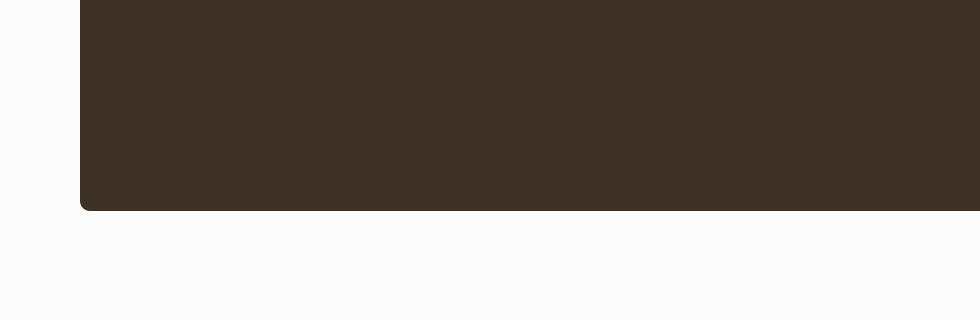
Old version of the form supplier_management.ui in the repository rayenkb/Esprit--PI2AC---2A4--2526-HammerDown; both pictures show x 122 to 1102 and y 480 to 800 of the 1322 by 800 pixel window.
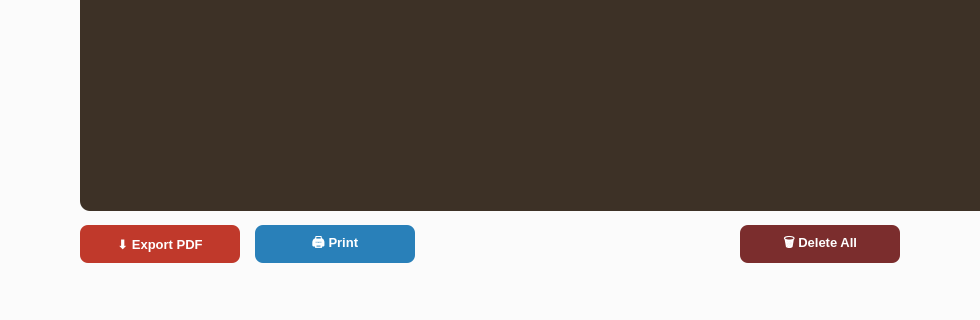
New version of the form. The open tabs and pages were chosen to show the change. Icons and pictures are not drawn.

Patch:
```diff
--- a/supplier_management.ui
+++ b/supplier_management.ui
@@ -913,7 +913,7 @@
       </rect>
      </property>
      <property name="styleSheet">
-      <string notr="true">background-color: white; border-radius: 10px; border: 1px solid #8B6F47;</string>
+      <string notr="true">background-color: rgba(60, 45, 30, 0.7); border-radius: 10px; border: 1px solid #8B6F47;</string>
      </property>
      <widget class="QLabel" name="lbl_chart_types">
       <property name="geometry">
@@ -925,7 +925,7 @@
        </rect>
       </property>
       <property name="styleSheet">
-       <string notr="true">border: none; font-size: 18px; font-weight: bold; color: #555; padding: 5px;</string>
+       <string notr="true">border: none; font-size: 18px; font-weight: bold; color: #D4AF37; padding: 5px; background: transparent;</string>
       </property>
       <property name="text">
        <string>Product Categories (%)</string>
@@ -944,7 +944,7 @@
        </rect>
       </property>
       <property name="styleSheet">
-       <string notr="true">background: rgba(139, 111, 71, 0.05); border: 1px dashed #DDD;</string>
+       <string notr="true">background: transparent; border: none;</string>
       </property>
      </widget>
     </widget>
@@ -958,7 +958,7 @@
       </rect>
      </property>
      <property name="styleSheet">
-      <string notr="true">background-color: white; border-radius: 10px; border: 1px solid #8B6F47;</string>
+      <string notr="true">background-color: rgba(60, 45, 30, 0.7); border-radius: 10px; border: 1px solid #8B6F47;</string>
      </property>
      <widget class="QLabel" name="lbl_chart_reviews">
       <property name="geometry">
@@ -970,7 +970,7 @@
        </rect>
       </property>
       <property name="styleSheet">
-       <string notr="true">border: none; font-size: 18px; font-weight: bold; color: #555; padding: 5px;</string>
+       <string notr="true">border: none; font-size: 18px; font-weight: bold; color: #D4AF37; padding: 5px; background: transparent;</string>
       </property>
       <property name="text">
        <string>Monthly Satisfaction Trend</string>
@@ -989,7 +989,7 @@
        </rect>
       </property>
       <property name="styleSheet">
-       <string notr="true">background: rgba(139, 111, 71, 0.05); border: 1px dashed #DDD;</string>
+       <string notr="true">background: transparent; border: none;</string>
       </property>
      </widget>
     </widget>
@@ -1007,7 +1007,7 @@
     QGroupBox::title { subcontrol-origin: margin; subcontrol-position: top center; padding: 0 5px; background-color: rgb(210, 174, 193); font-weight: bold; color: white; border-radius: 3px; }</string>
      </property>
      <property name="title">
-      <string>Regional Performance Comparison</string>
+      <string>Top Supplier Types by Rating</string>
      </property>
      <widget class="QLabel" name="lbl_reg_1">
       <property name="geometry">
@@ -1197,8 +1197,66 @@
         QHeaderView::section { background-color: #8B6F47; color: #F5E6D3; font-weight: bold; border: none; padding: 5px; }
        </string>
      </property>
+     </widget>
+     <widget class="QPushButton" name="btn_export_pdf_view">
+      <property name="geometry">
+       <rect>
+        <x>100</x>
+        <y>645</y>
+        <width>160</width>
+        <height>38</height>
+       </rect>
+      </property>
+      <property name="styleSheet">
+       <string notr="true">QPushButton { background-color: #C0392B; border-radius: 8px; color: white; font-weight: bold; font-size: 13px; } QPushButton:hover { background-color: #E74C3C; }</string>
+      </property>
+      <property name="text">
+       <string>⬇ Export PDF</string>
+      </property>
+      <property name="cursor">
+       <cursorShape>PointingHandCursor</cursorShape>
+      </property>
+     </widget>
+     <widget class="QPushButton" name="btn_print_view">
+      <property name="geometry">
+       <rect>
+        <x>275</x>
+        <y>645</y>
+        <width>160</width>
+        <height>38</height>
+       </rect>
+      </property>
+      <property name="styleSheet">
+       <string notr="true">QPushButton { background-color: #2980B9; border-radius: 8px; color: white; font-weight: bold; font-size: 13px; } QPushButton:hover { background-color: #3498DB; }</string>
+      </property>
+      <property name="text">
+       <string>🖨 Print</string>
+      </property>
+      <property name="cursor">
+       <cursorShape>PointingHandCursor</cursorShape>
+      </property>
+     </widget>
+     <widget class="QPushButton" name="btn_delete_all_view">
+      <property name="geometry">
+       <rect>
+        <x>760</x>
+        <y>645</y>
+        <width>160</width>
+        <height>38</height>
+       </rect>
+      </property>
+      <property name="styleSheet">
+       <string notr="true">QPushButton { background-color: #7B2D2D; border-radius: 8px; color: white; font-weight: bold; font-size: 13px; } QPushButton:hover { background-color: #C0392B; }</string>
+      </property>
+      <property name="text">
+       <string>🗑 Delete All</string>
+      </property>
+      <property name="cursor">
+       <cursorShape>PointingHandCursor</cursorShape>
+      </property>
+     </widget>
     </widget>
-   </widget>
+
    <widget class="QWidget" name="tab_reviews">
     <attribute name="title">
      <string>Supplier Reviews</string>
```
